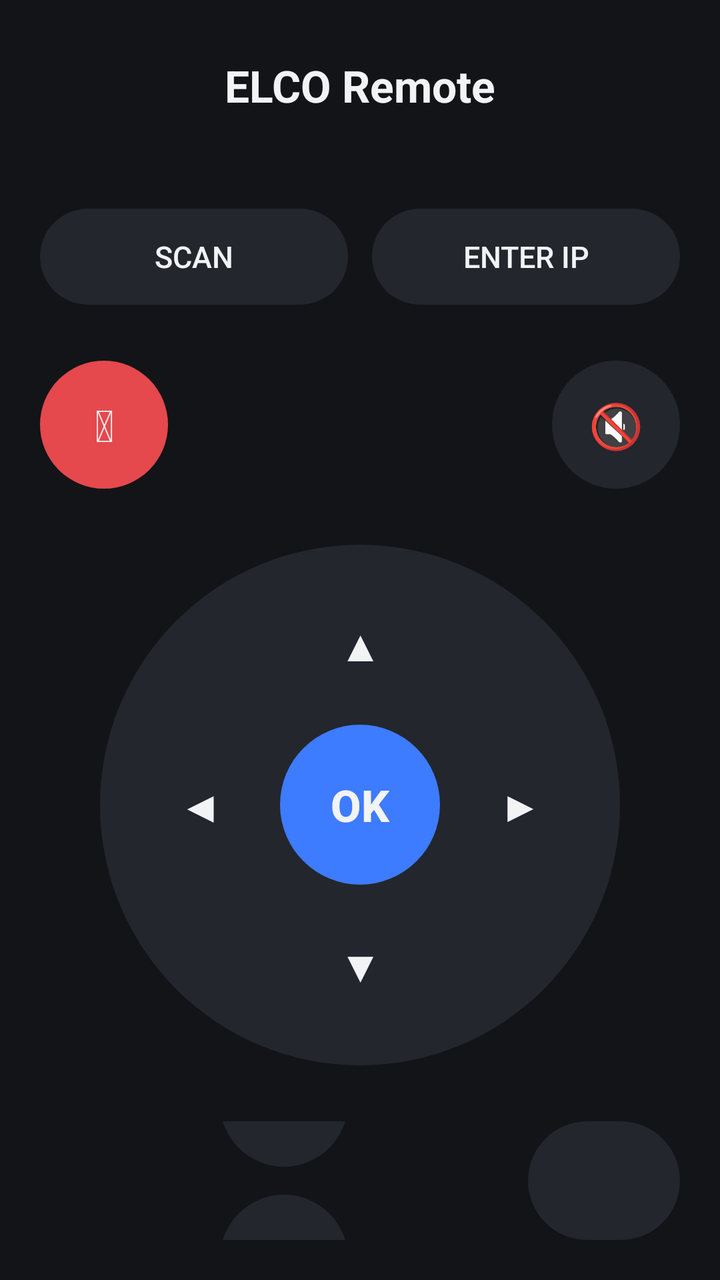
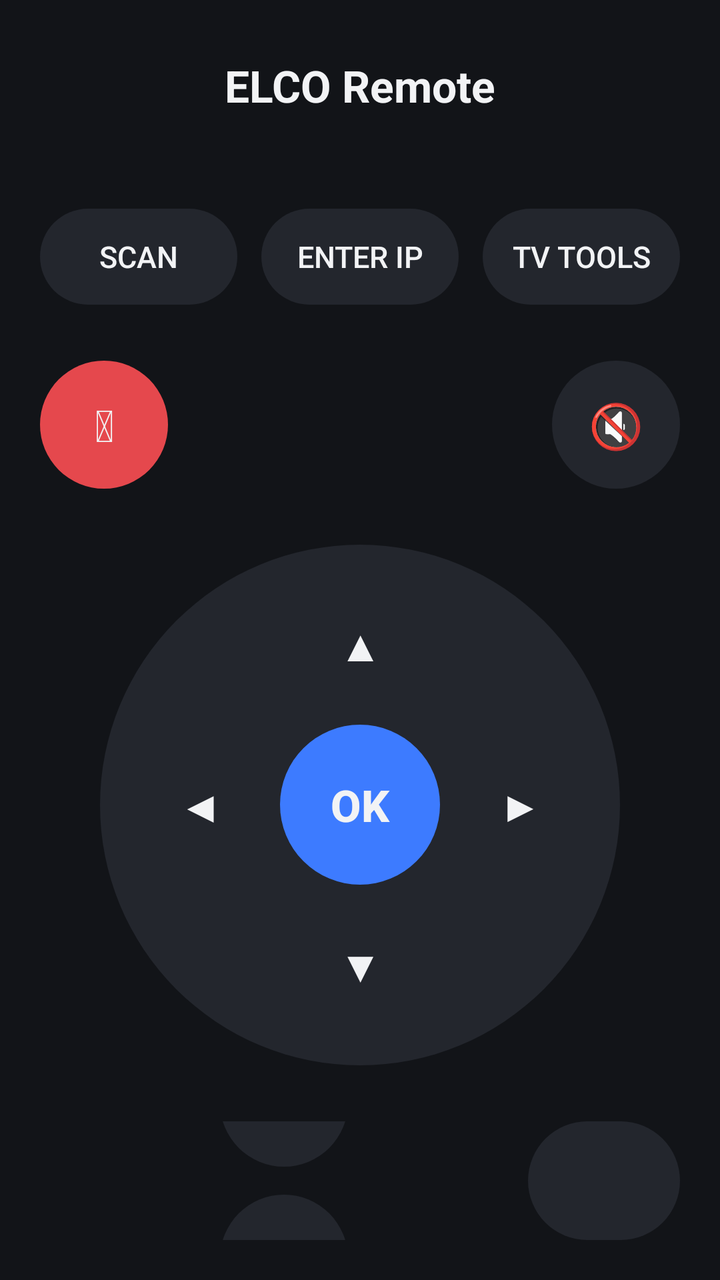

The first picture is an Android layout as it rendered before a commit; the second is the same layout after the commit. The layout source and the unified diff follow.
<!-- AndroidManifest.xml: application theme AppTheme -->
<!-- res/layout/activity_main.xml -->
<?xml version="1.0" encoding="utf-8"?>
<LinearLayout xmlns:android="http://schemas.android.com/apk/res/android"
    android:layout_width="match_parent"
    android:layout_height="match_parent"
    android:background="@color/bg"
    android:gravity="center_horizontal"
    android:orientation="vertical"
    android:padding="20dp">

    <TextView
        android:layout_width="wrap_content"
        android:layout_height="wrap_content"
        android:layout_marginTop="8dp"
        android:text="@string/app_name"
        android:textColor="@color/text"
        android:textSize="22sp"
        android:textStyle="bold" />

    <TextView
        android:id="@+id/status"
        android:layout_width="match_parent"
        android:layout_height="wrap_content"
        android:layout_marginTop="6dp"
        android:gravity="center"
        android:minLines="2"
        android:textColor="@color/muted"
        android:textSize="13sp" />

    <LinearLayout
        android:layout_width="match_parent"
        android:layout_height="wrap_content"
        android:layout_marginTop="8dp"
        android:orientation="horizontal">

        <Button
            android:id="@+id/btnScan"
            style="@style/PillButton"
            android:layout_width="0dp"
            android:layout_weight="1"
            android:layout_marginEnd="6dp"
            android:text="Scan" />

        <Button
            android:id="@+id/btnManual"
            style="@style/PillButton"
            android:layout_width="0dp"
            android:layout_weight="1"
            android:layout_marginStart="6dp"
            android:text="Enter IP" />
    </LinearLayout>

    
    <LinearLayout
        android:layout_width="match_parent"
        android:layout_height="wrap_content"
        android:layout_marginTop="28dp"
        android:gravity="center"
        android:orientation="horizontal">

        <Button
            android:id="@+id/btnPower"
            style="@style/RoundButton"
            android:background="@drawable/btn_power"
            android:text="⏻" />

        <Space
            android:layout_width="0dp"
            android:layout_height="1dp"
            android:layout_weight="1" />

        <Button
            android:id="@+id/btnMute"
            style="@style/RoundButton"
            android:text="🔇" />
    </LinearLayout>

    
    <GridLayout
        android:layout_width="wrap_content"
        android:layout_height="wrap_content"
        android:layout_marginTop="28dp"
        android:background="@drawable/dpad_ring"
        android:columnCount="3"
        android:padding="10dp"
        android:rowCount="3">

        <Space android:layout_width="80dp" android:layout_height="80dp" />
        <Button android:id="@+id/btnUp" style="@style/DpadButton" android:text="▲" />
        <Space android:layout_width="80dp" android:layout_height="80dp" />

        <Button android:id="@+id/btnLeft" style="@style/DpadButton" android:text="◀" />
        <Button
            android:id="@+id/btnEnter"
            style="@style/DpadButton"
            android:background="@drawable/btn_enter"
            android:text="OK"
            android:textStyle="bold" />
        <Button android:id="@+id/btnRight" style="@style/DpadButton" android:text="▶" />

        <Space android:layout_width="80dp" android:layout_height="80dp" />
        <Button android:id="@+id/btnDown" style="@style/DpadButton" android:text="▼" />
        <Space android:layout_width="80dp" android:layout_height="80dp" />
    </GridLayout>

    
    <LinearLayout
        android:layout_width="match_parent"
        android:layout_height="wrap_content"
        android:layout_marginTop="28dp"
        android:gravity="center_vertical"
        android:orientation="horizontal">

        <LinearLayout
            android:layout_width="0dp"
            android:layout_height="wrap_content"
            android:layout_weight="1"
            android:gravity="center"
            android:orientation="vertical">

            <Button android:id="@+id/btnBack" style="@style/RoundButton" android:text="↩" />
            <Button
                android:id="@+id/btnHome"
                style="@style/RoundButton"
                android:layout_marginTop="14dp"
                android:text="⌂" />
        </LinearLayout>

        <LinearLayout
            android:layout_width="wrap_content"
            android:layout_height="wrap_content"
            android:background="@drawable/vol_rocker"
            android:gravity="center"
            android:orientation="vertical"
            android:padding="6dp">

            <Button
                android:id="@+id/btnVolUp"
                style="@style/RoundButton"
                android:background="@android:color/transparent"
                android:text="+" />

            <TextView
                android:layout_width="wrap_content"
                android:layout_height="wrap_content"
                android:text="VOL"
                android:textColor="@color/muted"
                android:textSize="12sp" />

            <Button
                android:id="@+id/btnVolDown"
                style="@style/RoundButton"
                android:background="@android:color/transparent"
                android:text="−" />
        </LinearLayout>
    </LinearLayout>
</LinearLayout>
<!-- resources referenced by this layout -->
<resources>
  <color name="bg">#FF121418</color>
  <color name="muted">#FF9AA0AA</color>
  <color name="text">#FFF2F3F5</color>
  <!-- drawable btn_enter (drawable) -->
  <?xml version="1.0" encoding="utf-8"?>
  <selector xmlns:android="http://schemas.android.com/apk/res/android">
      <item android:state_pressed="true"><shape android:shape="oval"><solid android:color="#FF2F63D6"/></shape></item>
      <item><shape android:shape="oval"><solid android:color="@color/accent"/></shape></item>
  </selector>
  <!-- drawable btn_power (drawable) -->
  <?xml version="1.0" encoding="utf-8"?>
  <selector xmlns:android="http://schemas.android.com/apk/res/android">
      <item android:state_pressed="true"><shape android:shape="oval"><solid android:color="#FFB83A3E"/></shape></item>
      <item><shape android:shape="oval"><solid android:color="@color/power"/></shape></item>
  </selector>
  <!-- drawable dpad_ring (drawable) -->
  <?xml version="1.0" encoding="utf-8"?>
  <shape xmlns:android="http://schemas.android.com/apk/res/android" android:shape="oval">
      <solid android:color="@color/surface"/>
  </shape>
  <!-- drawable vol_rocker (drawable) -->
  <?xml version="1.0" encoding="utf-8"?>
  <shape xmlns:android="http://schemas.android.com/apk/res/android" android:shape="rectangle">
      <solid android:color="@color/surface"/>
      <corners android:radius="40dp"/>
  </shape>
  <string name="app_name">ELCO Remote</string>
  <style name="DpadButton" parent="RoundButton">
          <item name="android:layout_width">80dp</item>
          <item name="android:layout_height">80dp</item>
          <item name="android:background">@drawable/btn_dpad</item>
      </style>
  <style name="PillButton">
          <item name="android:layout_height">48dp</item>
          <item name="android:background">@drawable/btn_pill</item>
          <item name="android:textColor">@color/text</item>
          <item name="android:textSize">15sp</item>
          <item name="android:stateListAnimator">@null</item>
      </style>
  <style name="RoundButton">
          <item name="android:layout_width">64dp</item>
          <item name="android:layout_height">64dp</item>
          <item name="android:background">@drawable/btn_round</item>
          <item name="android:textColor">@color/text</item>
          <item name="android:textSize">22sp</item>
          <item name="android:stateListAnimator">@null</item>
      </style>
  <style name="AppTheme" parent="android:Theme.Material.NoActionBar">
          <item name="android:windowBackground">@color/bg</item>
          <item name="android:statusBarColor">@color/bg</item>
          <item name="android:navigationBarColor">@color/bg</item>
          <item name="android:colorAccent">@color/accent</item>
      </style>
  <color name="accent">#FF3D7BFF</color>
  <color name="power">#FFE5484D</color>
  <color name="surface">#FF23262D</color>
  <!-- drawable btn_dpad (drawable) -->
  <?xml version="1.0" encoding="utf-8"?>
  <selector xmlns:android="http://schemas.android.com/apk/res/android">
      <item android:state_pressed="true"><shape android:shape="oval"><solid android:color="@color/surface_pressed"/></shape></item>
      <item><shape android:shape="oval"><solid android:color="@android:color/transparent"/></shape></item>
  </selector>
  <!-- drawable btn_round (drawable) -->
  <?xml version="1.0" encoding="utf-8"?>
  <selector xmlns:android="http://schemas.android.com/apk/res/android">
      <item android:state_pressed="true"><shape android:shape="oval"><solid android:color="@color/surface_pressed"/></shape></item>
      <item><shape android:shape="oval"><solid android:color="@color/surface"/></shape></item>
  </selector>
  <color name="surface_pressed">#FF363A44</color>
  <!-- unchanged entries left out for length: 1 -->
</resources>

<!-- the commit's change to res/layout/activity_main.xml (unified diff, before → after) -->
@@ -46,7 +46,16 @@
             android:layout_width="0dp"
             android:layout_weight="1"
             android:layout_marginStart="6dp"
+            android:layout_marginEnd="6dp"
             android:text="Enter IP" />
+
+        <Button
+            android:id="@+id/btnTools"
+            style="@style/PillButton"
+            android:layout_width="0dp"
+            android:layout_weight="1"
+            android:layout_marginStart="6dp"
+            android:text="TV tools" />
     </LinearLayout>
 
     
